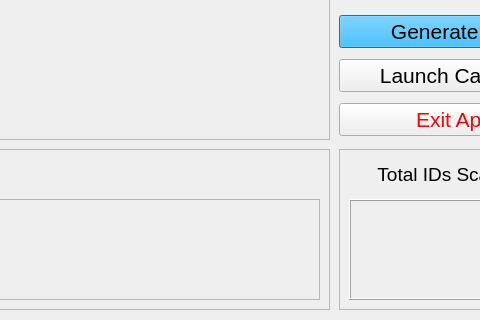
First picture: the form in main_window.ui, repository abiatarfestus/qrc_reader, before the edit; both pictures show x 381 to 861 and y 341 to 661 of the 967 by 661 pixel window.
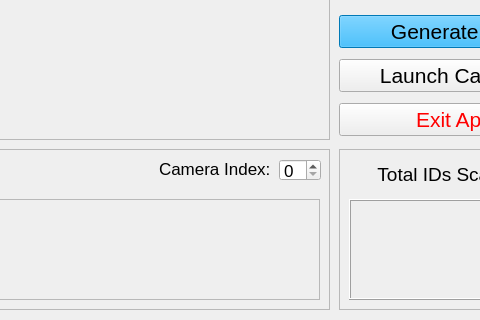
Second picture: the form after the edit.

Commit message: Add option for camera index

```diff
--- a/main_window.ui
+++ b/main_window.ui
@@ -256,6 +256,39 @@
      </property>
     </widget>
    </widget>
+   <widget class="QSpinBox" name="spx_camera_index">
+    <property name="geometry">
+     <rect>
+      <x>650</x>
+      <y>10</y>
+      <width>42</width>
+      <height>22</height>
+     </rect>
+    </property>
+    <property name="font">
+     <font>
+      <pointsize>13</pointsize>
+     </font>
+    </property>
+   </widget>
+   <widget class="QLabel" name="lbl_camera_index">
+    <property name="geometry">
+     <rect>
+      <x>530</x>
+      <y>10</y>
+      <width>121</width>
+      <height>20</height>
+     </rect>
+    </property>
+    <property name="font">
+     <font>
+      <pointsize>13</pointsize>
+     </font>
+    </property>
+    <property name="text">
+     <string>Camera Index:</string>
+    </property>
+   </widget>
   </widget>
   <widget class="QGroupBox" name="groupBox_3">
    <property name="geometry">
```
The commit also changes 6 other files.
